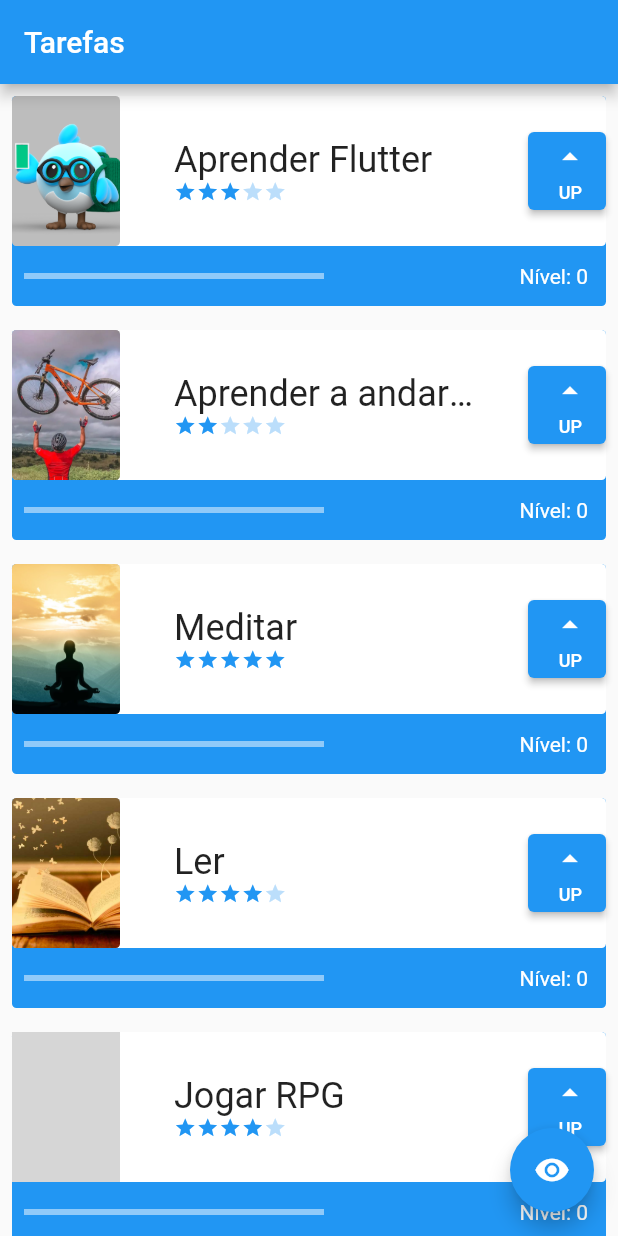
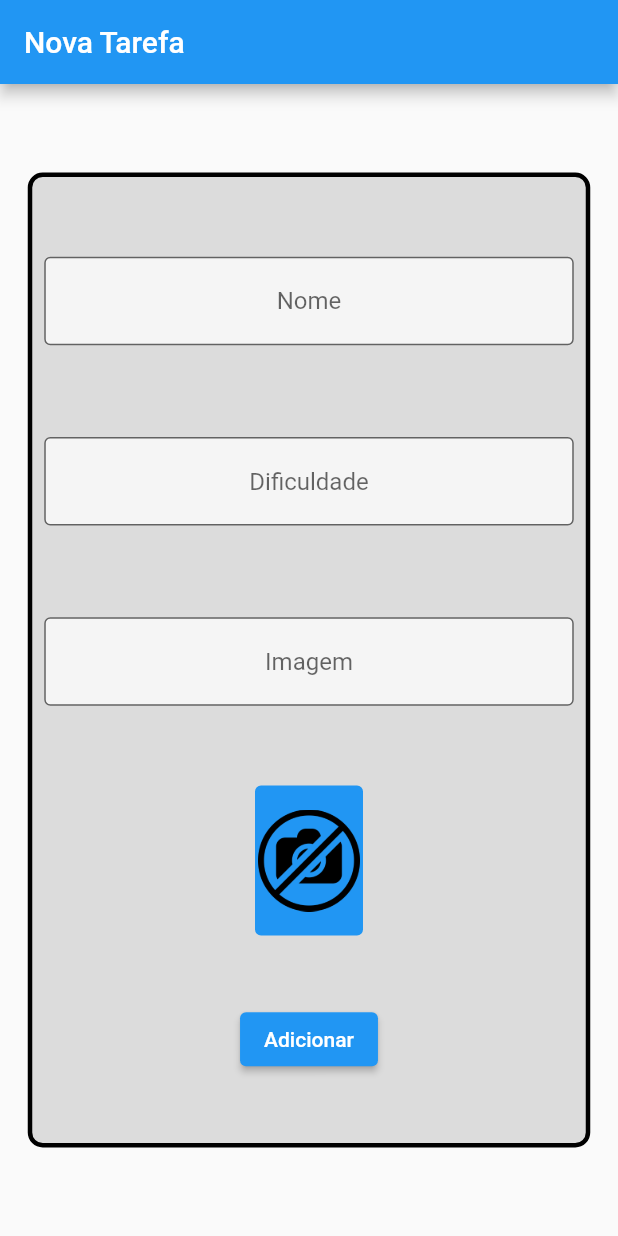
Before and after one commit to SamuelLRibeiro/Flutter, a Flutter app: the screen it shows after launch, on a phone screen of 412 x 824 dp. Run offline on Flutter 3.47's test engine with Material 2 defaults, Android fonts, the phone set to English and light mode, and no system bars; network calls fail; grey boxes are pictures that could not be loaded.

Commit message:
update_project_using_form

```diff
--- a/first_project_alura/nosso_primeiro_projeto/lib/main.dart
+++ b/first_project_alura/nosso_primeiro_projeto/lib/main.dart
@@ -1,4 +1,5 @@
 import 'package:flutter/material.dart';
+import 'package:nosso_primeiro_projeto/screens/form_screen.dart';
 import 'screens/initial_screen.dart';
 
 void main() {
@@ -15,7 +16,7 @@ class MyApp extends StatelessWidget {
       theme: ThemeData(
         primarySwatch: Colors.blue,
       ),
-      home: const InitialScreen(),
+      home: const FormScreen(),
     );
   }
 }
--- /dev/null
+++ b/first_project_alura/nosso_primeiro_projeto/lib/screens/form_screen.dart
@@ -0,0 +1,145 @@
+import 'package:flutter/material.dart';
+
+class FormScreen extends StatefulWidget {
+  const FormScreen({Key? key}) : super(key: key);
+
+  @override
+  State<FormScreen> createState() => _FormScreenState();
+}
+
+class _FormScreenState extends State<FormScreen> {
+  TextEditingController nameController = TextEditingController();
+  TextEditingController difficultyController = TextEditingController();
+  TextEditingController imageController = TextEditingController();
+
+  final _formKey = GlobalKey<FormState>();
+
+  @override
+  Widget build(BuildContext context) {
+    return Form(
+      key: _formKey,
+      child: Scaffold(
+        appBar: AppBar(
+          title: const Text('Nova Tarefa'),
+        ),
+        body: Center(
+          child: SingleChildScrollView(
+            child: Container(
+              height: 650,
+              width: 375,
+              decoration: BoxDecoration(
+                  color: Colors.black12,
+                  borderRadius: BorderRadius.circular(10),
+                  border: Border.all(width: 3)),
+              child: Column(
+                mainAxisAlignment: MainAxisAlignment.spaceEvenly,
+                crossAxisAlignment: CrossAxisAlignment.center,
+                children: [
+                  Padding(
+                    padding: const EdgeInsets.all(8.0),
+                    child: TextFormField(
+                      validator: (String? value) {
+                        if (value != null && value.isEmpty) {
+                          return 'Insira o nome da tarefa';
+                        }
+                        return null;
+                      },
+                      controller: nameController,
+                      textAlign: TextAlign.center,
+                      decoration: InputDecoration(
+                        border: OutlineInputBorder(),
+                        hintText: 'Nome',
+                        fillColor: Colors.white70,
+                        filled: true,
+                      ),
+                    ),
+                  ),
+                  Padding(
+                    padding: const EdgeInsets.all(8.0),
+                    child: TextFormField(
+                      validator: (value) {
+                        if (value!.isEmpty ||
+                            int.parse(value) > 5 ||
+                            int.parse(value) < 1) {
+                          return 'Insira uma dificuldade entre 1 e 5 para a tarefa';
+                        }
+                        return null;
+                      },
+                      keyboardType: TextInputType.number,
+                      controller: difficultyController,
+                      textAlign: TextAlign.center,
+                      decoration: InputDecoration(
+                        border: OutlineInputBorder(),
+                        hintText: 'Dificuldade',
+                        fillColor: Colors.white70,
+                        filled: true,
+                      ),
+                    ),
+                  ),
+                  Padding(
+                    padding: const EdgeInsets.all(8.0),
+                    child: TextFormField(
+                      onChanged: (text) {
+                        setState(() {});
+                      },
+                      validator: (value) {
+                        if (value!.isEmpty) {
+                          return 'Insira um URL de imagem';
+                        }
+                        return null;
+                      },
+                      keyboardType: TextInputType.url,
+                      controller: imageController,
+                      textAlign: TextAlign.center,
+                      decoration: InputDecoration(
+                        border: OutlineInputBorder(),
+                        hintText: 'Imagem',
+                        fillColor: Colors.white70,
+                        filled: true,
+                      ),
+                    ),
+                  ),
+                  Container(
+                    height: 100,
+                    width: 72,
+                    decoration: BoxDecoration(
+                      color: Colors.blue,
+                      borderRadius: BorderRadius.circular(4),
+                      border: Border.all(width: 2, color: Colors.blue),
+                    ),
+                    child: ClipRRect(
+                      borderRadius: BorderRadius.circular(10),
+                      child: Image.network(
+                        imageController.text,
+                        errorBuilder: (BuildContext context, Object exception,
+                            StackTrace? stackTrace) {
+                          return Image.asset('assets/images/nophoto.png');
+                        },
+                        fit: BoxFit.cover,
+                      ),
+                    ),
+                  ),
+                  ElevatedButton(
+                    onPressed: () {
+                      if (_formKey.currentState!.validate()) {
+                        print(nameController.text);
+                        print(int.parse(difficultyController.text));
+                        print(imageController.text);
+                        ScaffoldMessenger.of(context).showSnackBar(
+                          const SnackBar(
+                            content: Text('Salvando nova Tarefa'),
+                          ),
+                        );
+                      }
+                    },
+                    child: Text('Adicionar'),
+                  )
+                ],
+              ),
+            ),
+          ),
+        ),
+      ),
+    );
+  }
+}
```
Also changed, not shown: first_project_alura/nosso_primeiro_projeto/assets/images/nophoto.png (added), 1 other file.
